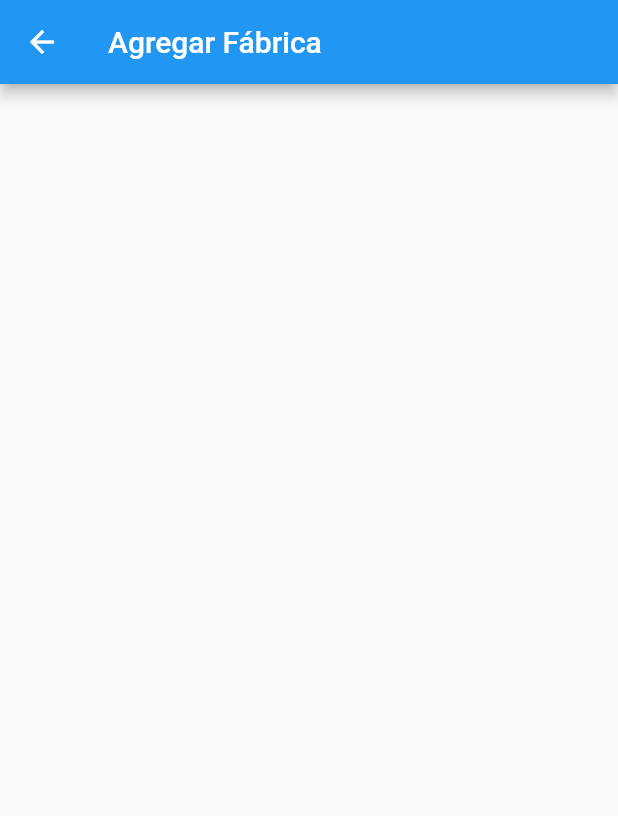
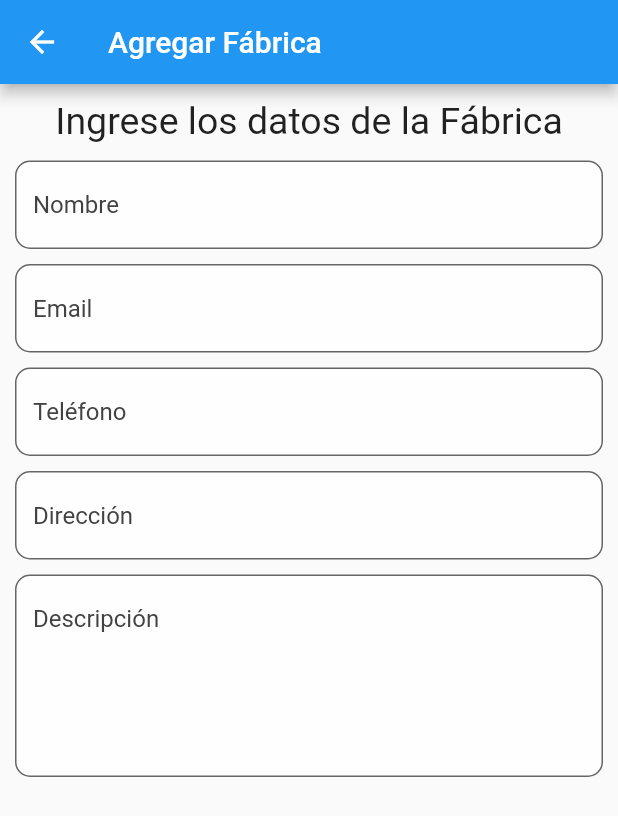
Before and after one commit to jorgesarabia/ejemplo_fabricas, a Flutter app: the AgregarFabrica screen opened directly, on a phone screen of 412 x 824 dp. Shown: the top 816 px of the screen. Run offline on Flutter 3.47's test engine with Material 2 defaults, Android fonts, the phone set to English and light mode, and no system bars; our stand-ins replace dartz, flutter_bloc, freezed_annotation, get_it, injectable.

Commit message:
Placeholder del formulario para crear fabrica

```diff
--- a/lib/app/app_text_form.dart
+++ b/lib/app/app_text_form.dart
@@ -7,16 +7,19 @@ class AppTextForm extends StatelessWidget {
     this.validator,
     this.onChanged,
     this.obscureText = false,
+    this.maxLines,
   }) : super(key: key);
 
   final String? hintText;
   final String? Function(String?)? validator;
   final void Function(String)? onChanged;
   final bool obscureText;
+  final int? maxLines;
 
   @override
   Widget build(BuildContext context) {
     return TextFormField(
+      maxLines: maxLines,
       obscureText: obscureText,
       decoration: InputDecoration(
         border: const OutlineInputBorder(
--- a/lib/fabricas/presentation/agregar_fabricas/agregar_fabrica.dart
+++ b/lib/fabricas/presentation/agregar_fabricas/agregar_fabrica.dart
@@ -1,3 +1,4 @@
+import 'package:ejemplo_fabricas/fabricas/presentation/agregar_fabricas/widgets/fabrica_form.dart';
 import 'package:flutter/material.dart';
 
 class AgregarFabrica extends StatelessWidget {
@@ -13,8 +14,17 @@ class AgregarFabrica extends StatelessWidget {
         child: Padding(
           padding: const EdgeInsets.all(10.0),
           child: Column(
-            children: [
-              const SizedBox(height: 32.0),
+            children: const [
+              Text(
+                'Ingrese los datos de la Fábrica',
+                textAlign: TextAlign.center,
+                style: TextStyle(
+                  fontSize: 25.0,
+                ),
+              ),
+              SizedBox(height: 12.0),
+              FabricaForm(),
+              SizedBox(height: 12.0),
             ],
           ),
         ),
--- /dev/null
+++ b/lib/fabricas/presentation/agregar_fabricas/widgets/fabrica_form.dart
@@ -0,0 +1,43 @@
+import 'package:ejemplo_fabricas/app/app_text_form.dart';
+import 'package:flutter/material.dart';
+
+class FabricaForm extends StatelessWidget {
+  const FabricaForm({Key? key}) : super(key: key);
+
+  @override
+  Widget build(BuildContext context) {
+    return Form(
+      // autovalidateMode: state.autovalidateMode,
+      child: Column(
+        children: [
+          AppTextForm(
+            hintText: 'Nombre',
+            onChanged: (input) {},
+          ),
+          const SizedBox(height: 10.0),
+          AppTextForm(
+            hintText: 'Email',
+            onChanged: (input) {},
+          ),
+          const SizedBox(height: 10.0),
+          AppTextForm(
+            hintText: 'Teléfono',
+            onChanged: (input) {},
+          ),
+          const SizedBox(height: 10.0),
+          AppTextForm(
+            hintText: 'Dirección',
+            onChanged: (input) {},
+          ),
+          const SizedBox(height: 10.0),
+          AppTextForm(
+            hintText: 'Descripción',
+            maxLines: 5,
+            onChanged: (input) {},
+          ),
+          const SizedBox(height: 10.0),
+        ],
+      ),
+    );
+  }
+}
```
